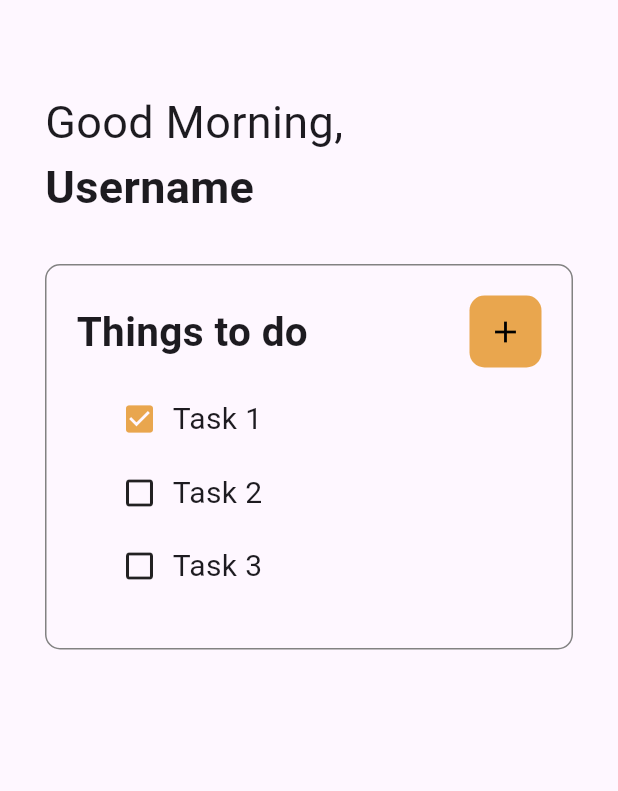
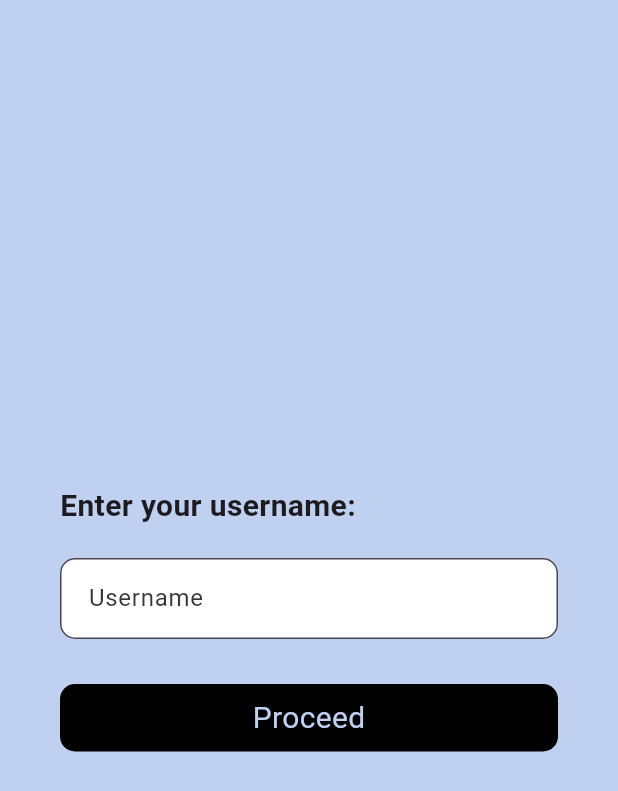
Before and after one commit to Antara-Paul04/Notes-App, a Flutter app: the screen it shows after launch, on a phone screen of 412 x 824 dp. Shown: the top 791 px of the screen. Run offline on Flutter 3.47's test engine with Material 3 defaults, Android fonts, the phone set to English and light mode, and no system bars.

Commit message:
Added routing and a username input page to display a custom message in the home page

```diff
--- a/notes_app/lib/main.dart
+++ b/notes_app/lib/main.dart
@@ -2,6 +2,7 @@ import 'package:flutter/material.dart';
 import './pages/home.dart';
 import 'pages/homeNote.dart';
 import './pages/addNote.dart';
+import './pages/username.dart';
 
 void main() {
   runApp(MyApp());
@@ -11,7 +12,7 @@ class MyApp extends StatelessWidget {
   @override
   Widget build(BuildContext context) {
     return MaterialApp(
-      home: Homepage(),
+      home: Username(),
     );
   }
 }
--- /dev/null
+++ b/notes_app/lib/pages/username.dart
@@ -0,0 +1,71 @@
+import 'package:flutter/material.dart';
+import 'package:flutter/widgets.dart';
+import 'package:notes_app/pages/home.dart';
+import 'package:notes_app/pages/homeNote.dart';
+
+class Username extends StatelessWidget {
+  TextEditingController username= TextEditingController();
+  @override
+  Widget build(BuildContext context) {
+    return Scaffold(
+      backgroundColor: Color(0xFFC0D0F1),
+      body: Padding(
+        padding: const EdgeInsets.all(40.0),
+        child: Container(
+          child: Column(
+            crossAxisAlignment: CrossAxisAlignment.start,
+            mainAxisAlignment: MainAxisAlignment.center,
+            children: [
+              Text(
+                'Enter your username:',
+                style: TextStyle(fontSize: 20, fontWeight: FontWeight.bold),
+              ),
+              SizedBox(height: 20),
+              TextField(
+                controller: username,
+                decoration: InputDecoration(
+                  hintText: 'Username',
+                  contentPadding: EdgeInsets.all(15),
+                  hintStyle: TextStyle(color: Color.fromARGB(255, 57, 57, 57)),
+                  border: OutlineInputBorder(
+                    borderSide: BorderSide(color: Colors.grey, width: 2.0),
+                    borderRadius: BorderRadius.circular(10),
+                  ),
+                  filled: true,
+                  fillColor: Colors.white,
+                ),
+              ),
+              SizedBox(height: 30,),
+              GestureDetector(
+                onTap: () {
+                  Navigator.push(
+                    context,
+                    MaterialPageRoute(builder: (context) => Homepage(username: username.text)),
+                  );
+                },
+                child: Container(
+                  decoration: BoxDecoration(color: Colors.black, borderRadius: BorderRadius.circular(10)),
+                  child: Center(
+                    child: Padding(
+                      padding: const EdgeInsets.all(8.0),
+                      child: Text(
+                        'Proceed',
+                        style: TextStyle(
+                          color: Color(0xFFC0D0F1),
+                          fontSize: 20,
+                        ),
+                      ),
+                    ),
+                  ),
+                ),
+              )
+
+
+
+            ],
+          ),
+        ),
+      ),
+    );
+  }
+}
--- a/notes_app/lib/widgets/listitem.dart
+++ b/notes_app/lib/widgets/listitem.dart
@@ -17,12 +17,10 @@ class _TodoItemState extends State<TodoItem> {
       padding: EdgeInsets.fromLTRB(30, 0, 30, 20),
       child: Row(
         children: [
-          Icon(
-            widget.todo.isDone
-                ? Icons.check_box
-                : Icons.check_box_outline_blank_outlined,
-            color: widget.todo.isDone ? Color(0xFFFFE9A64E) : null,
-          ),
+          widget.todo.isDone?
+          Icon(Icons.check_box, color: Color(0xFFC0D0F1),)
+                : Icon(Icons.check_box_outline_blank_outlined),
+
           SizedBox(width: 10),
           Text(
             widget.todo.task!,
```
Also changed, not shown: notes_app/lib/pages/home.dart (+50 -5 lines).
